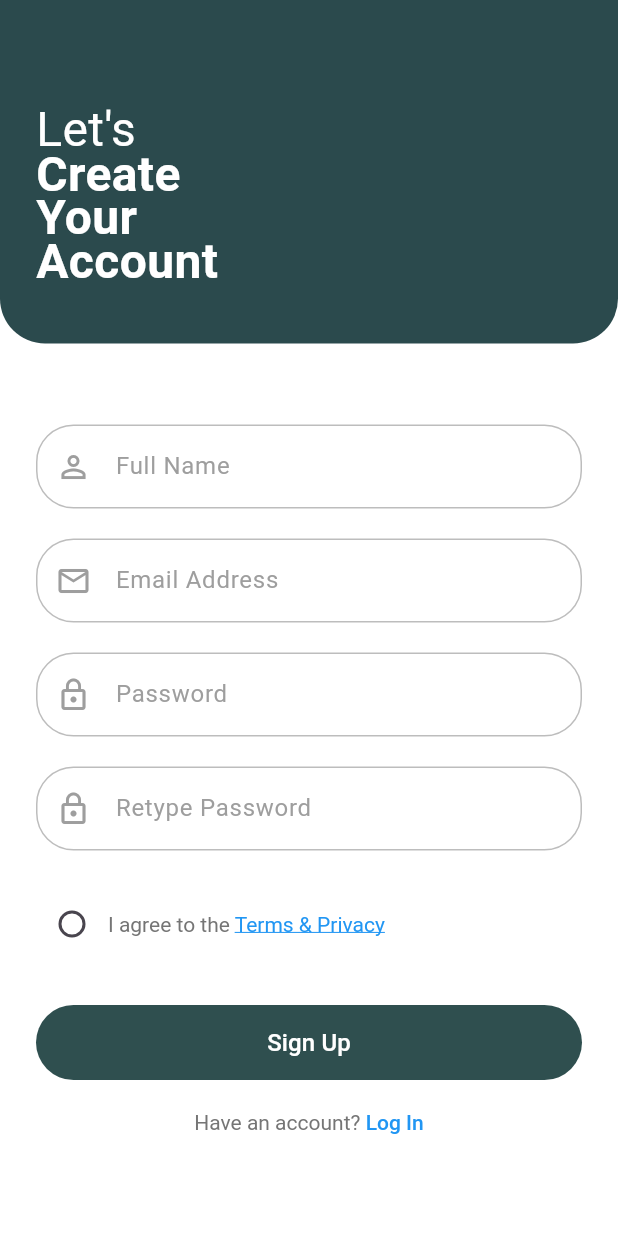
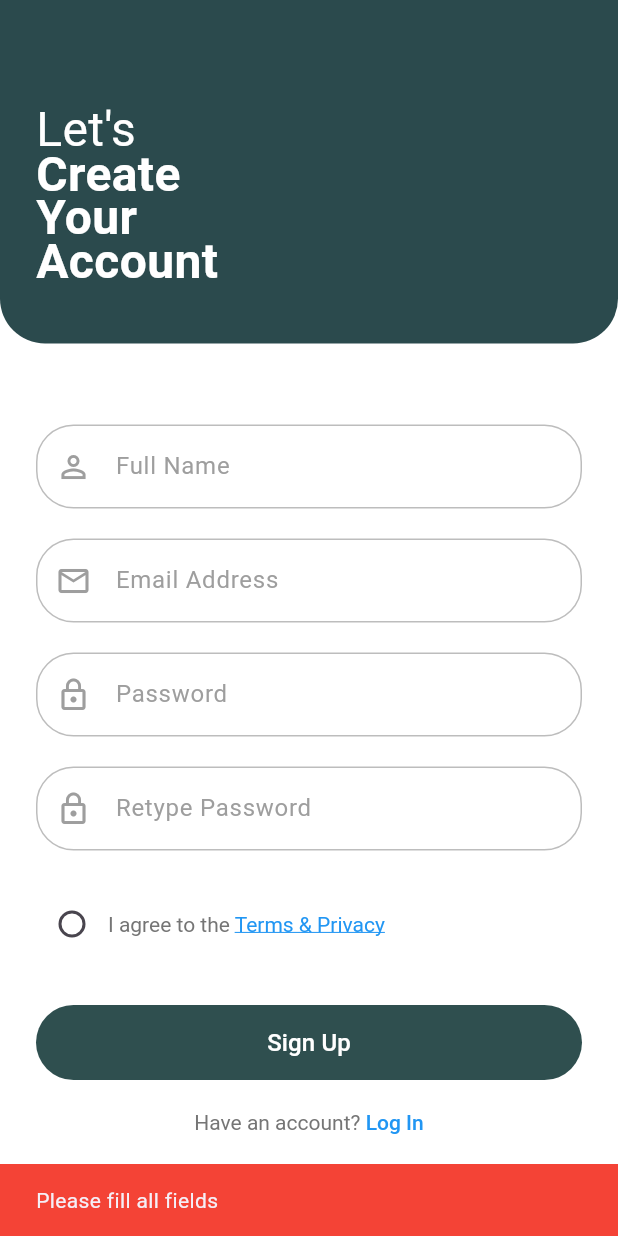
Before and after one commit to maruf2509/Zesh_app, a Flutter app: the SignUp screen opened directly, after a tap on "Sign Up", on a phone screen of 412 x 824 dp. Run offline on Flutter 3.47's test engine with Material 3 defaults, Android fonts, the light colour scheme and no system bars; our stand-ins replace cloud_firestore, firebase_auth, firebase_core; accounts and stored records are empty.

Commit message:
Add firebase auth signup screen

```diff
--- a/lib/main.dart
+++ b/lib/main.dart
@@ -1,6 +1,7 @@
 import 'package:flutter/material.dart';
 import 'package:firebase_core/firebase_core.dart';
 import 'package:zesh_app/pages/login.dart';
+import 'package:zesh_app/pages/profile.dart';
 import 'package:zesh_app/pages/signup.dart';
 
 void main() async {
@@ -35,7 +36,7 @@ class MyApp extends StatelessWidget {
         // tested with just a hot reload.
         colorScheme: ColorScheme.fromSeed(seedColor: Colors.deepPurple),
       ),
-      home: Login(),
+      home: ProfileScreen(),
     );
   }
 }
--- a/lib/pages/signup.dart
+++ b/lib/pages/signup.dart
@@ -1,4 +1,6 @@
 import 'package:flutter/material.dart';
+import 'package:firebase_auth/firebase_auth.dart';
+import 'package:cloud_firestore/cloud_firestore.dart';
 import 'login.dart';
 
 void main() {
@@ -26,6 +28,116 @@ class SignUp extends StatefulWidget {
 
 class _SignUpState extends State<SignUp> {
   bool agree = false;
+  bool _isLoading = false;
+
+  // Controllers for form fields
+  final TextEditingController _fullNameController = TextEditingController();
+  final TextEditingController _emailController = TextEditingController();
+  final TextEditingController _passwordController = TextEditingController();
+  final TextEditingController _retypePasswordController = TextEditingController();
+
+  final FirebaseAuth _auth = FirebaseAuth.instance;
+  final FirebaseFirestore _firestore = FirebaseFirestore.instance;
+
+  // Sign Up function with Firebase Authentication
+  Future<void> _signUpUser() async {
+    // Form validation
+    if (_fullNameController.text.isEmpty ||
+        _emailController.text.isEmpty ||
+        _passwordController.text.isEmpty ||
+        _retypePasswordController.text.isEmpty) {
+      _showSnackBar('Please fill all fields', Colors.red);
+      return;
+    }
+
+    if (_passwordController.text != _retypePasswordController.text) {
+      _showSnackBar('Passwords do not match', Colors.red);
+      return;
+    }
+
+    if (_passwordController.text.length < 6) {
+      _showSnackBar('Password must be at least 6 characters', Colors.red);
+      return;
+    }
+
+    if (!agree) {
+      _showSnackBar('Please agree to Terms & Privacy', Colors.red);
+      return;
+    }
+
+    setState(() {
+      _isLoading = true;
+    });
+
+    try {
+      // Create user with Firebase Auth
+      UserCredential userCredential = await _auth.createUserWithEmailAndPassword(
+        email: _emailController.text.trim(),
+        password: _passwordController.text.trim(),
+      );
+
+      // Update user display name
+      await userCredential.user?.updateDisplayName(_fullNameController.text.trim());
+
+      // Save additional user data to Firestore
+      await _firestore.collection('users').doc(userCredential.user?.uid).set({
+        'fullName': _fullNameController.text.trim(),
+        'email': _emailController.text.trim(),
+        'createdAt': FieldValue.serverTimestamp(),
+        'uid': userCredential.user?.uid,
+      });
+
+      // Show success message
+      _showSnackBar('Account created successfully!', Colors.green);
+
+      // Navigate to Login page after successful signup
+      if (mounted) {
+        await Future.delayed(const Duration(seconds: 1));
+        Navigator.pushReplacement(
+          context,
+          MaterialPageRoute(builder: (context) => const Login()),
+        );
+      }
+    } on FirebaseAuthException catch (e) {
+      String errorMessage;
+      switch (e.code) {
+        case 'weak-password':
+          errorMessage = 'The password provided is too weak';
+          break;
+        case 'email-already-in-use':
+          errorMessage = 'An account already exists with this email';
+          break;
+        case 'invalid-email':
+          errorMessage = 'Invalid email address';
+          break;
+        case 'operation-not-allowed':
+          errorMessage = 'Email/password accounts are not enabled';
+          break;
+        default:
+          errorMessage = 'Sign up failed: ${e.message}';
+      }
+      _showSnackBar(errorMessage, Colors.red);
+    } catch (e) {
+      _showSnackBar('An unexpected error occurred', Colors.red);
+    } finally {
+      if (mounted) {
+        setState(() {
+          _isLoading = false;
+        });
+      }
+    }
+  }
+
+  // Show SnackBar for messages
+  void _showSnackBar(String message, Color backgroundColor) {
+    ScaffoldMessenger.of(context).showSnackBar(
+      SnackBar(
+        content: Text(message),
+        backgroundColor: backgroundColor,
+        duration: const Duration(seconds: 3),
+      ),
+    );
+  }
 
   @override
   Widget build(BuildContext context) {
@@ -99,16 +211,17 @@ class _SignUpState extends State<SignUp> {
               child: Column(
                 children: [
                   // Full Name
-                  buildInputField("Full Name", Icons.person_outline),
+                  buildInputField("Full Name", Icons.person_outline, _fullNameController),
                   const SizedBox(height: 20),
                   // Email
-                  buildInputField("Email Address", Icons.email_outlined),
+                  buildInputField("Email Address", Icons.email_outlined, _emailController,
+                      keyboardType: TextInputType.emailAddress),
                   const SizedBox(height: 20),
                   // Password
-                  buildInputField("Password", Icons.lock_outline, obscure: true),
+                  buildInputField("Password", Icons.lock_outline, _passwordController, obscure: true),
                   const SizedBox(height: 20),
                   // Retype Password
-                  buildInputField("Retype Password", Icons.lock_outline, obscure: true),
+                  buildInputField("Retype Password", Icons.lock_outline, _retypePasswordController, obscure: true),
 
                   const SizedBox(height: 25),
 
@@ -147,14 +260,12 @@ class _SignUpState extends State<SignUp> {
 
                   const SizedBox(height: 30),
 
-                  // Sign Up Button
+                  // Sign Up Button with Firebase functionality
                   SizedBox(
                     width: double.infinity,
                     height: 50,
                     child: ElevatedButton(
-                      onPressed: () {
-
-                      },
+                      onPressed: _isLoading ? null : _signUpUser,
                       style: ElevatedButton.styleFrom(
                         backgroundColor: const Color(0xFF2F4F4F),
                         shape: RoundedRectangleBorder(
@@ -162,7 +273,16 @@ class _SignUpState extends State<SignUp> {
                         ),
                         elevation: 0,
                       ),
-                      child: const Text(
+                      child: _isLoading
+                          ? const SizedBox(
+                              width: 20,
+                              height: 20,
+                              child: CircularProgressIndicator(
+                                strokeWidth: 2,
+                                valueColor: AlwaysStoppedAnimation<Color>(Colors.white),
+                              ),
+                            )
+                          : const Text(
                               'Sign Up',
                               style: TextStyle(
                                 color: Colors.white,
@@ -209,15 +329,18 @@ class _SignUpState extends State<SignUp> {
     );
   }
 
-  // Widget for input fields
-  Widget buildInputField(String hint, IconData icon, {bool obscure = false}) {
+  // Widget for input fields with controllers
+  Widget buildInputField(String hint, IconData icon, TextEditingController controller,
+      {bool obscure = false, TextInputType? keyboardType}) {
     return Container(
       decoration: BoxDecoration(
         border: Border.all(color: Colors.grey[400]!),
         borderRadius: BorderRadius.circular(25),
       ),
       child: TextField(
+        controller: controller,
         obscureText: obscure,
+        keyboardType: keyboardType,
         decoration: InputDecoration(
           hintText: hint,
           hintStyle: TextStyle(color: Colors.grey[500]),
@@ -228,4 +351,13 @@ class _SignUpState extends State<SignUp> {
       ),
     );
   }
+
+  @override
+  void dispose() {
+    _fullNameController.dispose();
+    _emailController.dispose();
+    _passwordController.dispose();
+    _retypePasswordController.dispose();
+    super.dispose();
   }
+}
```
Lines whose indentation alone changed are shown as unchanged.
